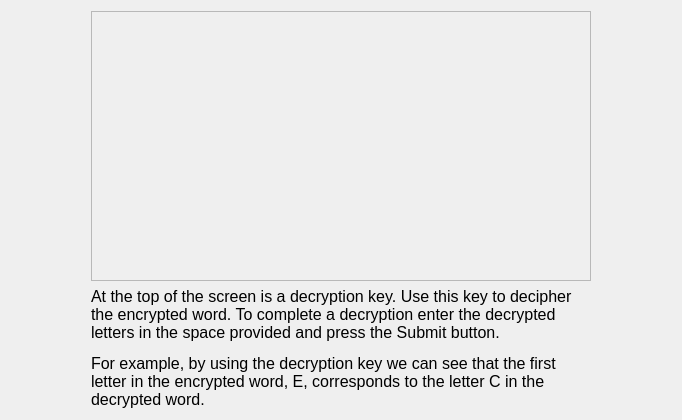
Above: MarketSimulation/instructionscreen5.ui from dwattttt/marketsim before the change. Below: the same form after it.
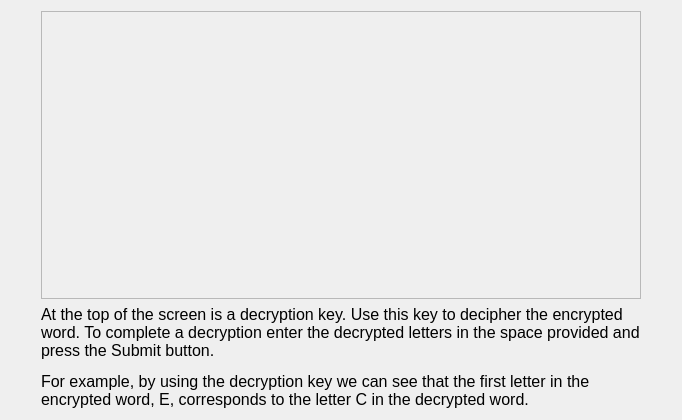
That is the form after the change.

```diff
--- a/MarketSimulation/instructionscreen5.ui
+++ b/MarketSimulation/instructionscreen5.ui
@@ -56,7 +56,7 @@
       <widget class="QLabel" name="label">
        <property name="minimumSize">
         <size>
-         <width>500</width>
+         <width>600</width>
          <height>0</height>
         </size>
        </property>
```
